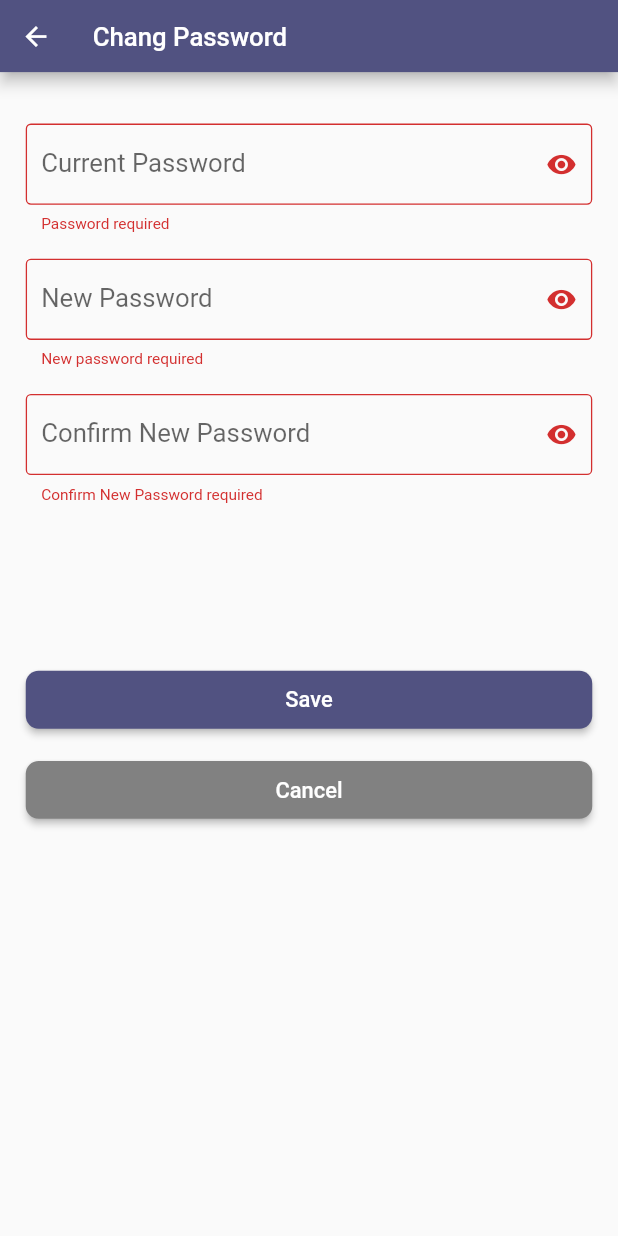
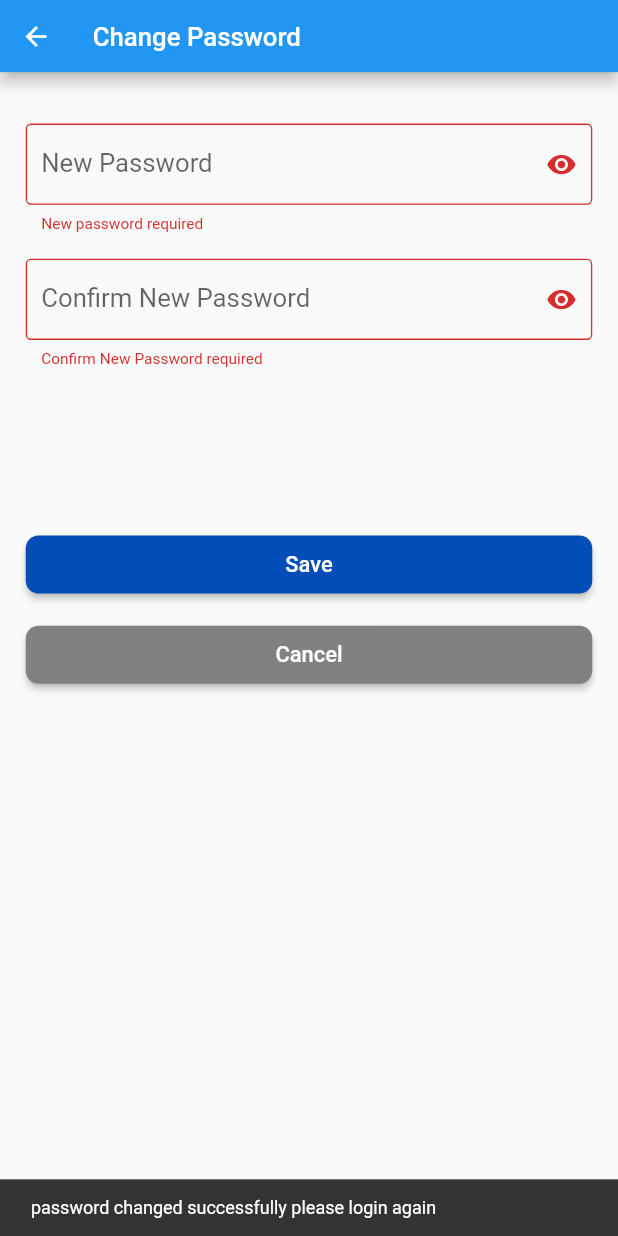
Before and after one commit to mo87654/User_App, a Flutter app: the ChangePassword screen opened directly, after a tap on "Save", on a phone screen of 412 x 824 dp. Run offline on Flutter 3.47's test engine with Material 2 defaults, Android fonts, the light colour scheme and no system bars; our stand-ins replace cloud_firestore, country_picker, firebase_auth, firebase_core, flutter_spinkit, image_picker and 1 more; accounts and stored records are empty.

Commit message:
changepass1

```diff
--- a/lib/modules/change_password screen/change_password.dart
+++ b/lib/modules/change_password screen/change_password.dart
@@ -1,7 +1,11 @@
+//import 'package:admin_app/modules/login%20screen/login.dart';
+import 'package:firebase_auth/firebase_auth.dart';
+import 'package:flutter/material.dart';
+import 'package:user_app/modules/login%20screen/login.dart';
+import '../../shared/component/colors.dart';
 
-import 'package:flutter/material.dart';
-import '../../../models/dataBase.dart';
-import '../../../shared/component/colors.dart';
+
+
 
 class ChangePassword extends StatefulWidget {
   @override
@@ -9,10 +13,51 @@ class ChangePassword extends StatefulWidget {
 }
 
 class _ChangePasswordState extends State<ChangePassword> {
+
   var formkey = GlobalKey<FormState>();
+
+
+
+  @override
+  void dispose() {
+    newPasswordController.dispose();
+    confirmNewPasswordController.dispose();
+    super.dispose();
+  }
+
   bool showpassword1 = true;
   bool showpassword2 = true;
   bool showpassword3 = true;
+
+  String errorMessage = "";
+
+  TextEditingController newPasswordController = TextEditingController();
+  TextEditingController confirmNewPasswordController = TextEditingController();
+
+  final currentUser = FirebaseAuth.instance.currentUser;
+
+  ChangePassword123()async{
+    try{
+      await currentUser!.updatePassword(newPasswordController.text.trim());
+      FirebaseAuth.instance.signOut();
+      Navigator.pushAndRemoveUntil(context,
+          MaterialPageRoute(builder: (context) => Login(),), (route) => false);
+
+
+      //ScaffoldMessenger.of(context).showSnackBar(
+        //SnackBar(content: Text("password changed successfully please login again")),);
+
+
+    }on FirebaseAuthException catch(e){
+      setState(() {
+        errorMessage = e.message!;
+      });
+
+
+    }
+
+  }
+
   Widget build(BuildContext context) {
     return Scaffold(
 
@@ -23,8 +68,8 @@ class _ChangePasswordState extends State<ChangePassword> {
               Navigator.pop(context);
             },
           ),
-        title: Text ('Chang Password'),
-        backgroundColor: color(),
+          title: Text ('Change Password'),
+          backgroundColor: app_color(),
 
 
 
@@ -38,52 +83,52 @@ class _ChangePasswordState extends State<ChangePassword> {
             mainAxisAlignment: MainAxisAlignment.center,
             children: [
             SizedBox(height: 40.0),
-              Padding(
-                padding: const EdgeInsetsDirectional.only(
-                    start: 20,
-                    end: 20
-                ),
-                child: TextFormField(
-                  style: TextStyle(
-                    fontSize: 20,
-                  ),
-                  decoration: InputDecoration(
-                    floatingLabelStyle: TextStyle(
-                      fontSize: 18,
-                    ),
-                    border: OutlineInputBorder(),
-                    labelText:'Current Password',
-                      suffixIcon: IconButton(
-                          onPressed: (){
-                            setState(() {
-                              showpassword1 = !showpassword1;
-                            });
-                          },
-                          icon: showpassword1? Icon(
-                              Icons.visibility
-                          ) :
-                          Icon(
-                            Icons.visibility_off,
-                            color: Colors.grey,
-                          )
-                      )
-                  ),
-                  keyboardType: TextInputType.visiblePassword,
-                  textAlignVertical: TextAlignVertical.top,
-                  textInputAction: TextInputAction.next,
-                  obscureText: showpassword1,
-
-                  validator: (value)
-                  {
-                    if (value!.isEmpty){
-                      return 'Password required';
-                    }
-                    return null;
-                  },
-
-                ),
-              ),
-              SizedBox(height: 20.0),
+        // Padding(
+        //   padding: const EdgeInsetsDirectional.only(
+        //       start: 20,
+        //       end: 20
+        //   ),
+        //   child: TextFormField(
+        //     style: TextStyle(
+        //       fontSize: 20,
+        //     ),
+        //     decoration: InputDecoration(
+        //       floatingLabelStyle: TextStyle(
+        //         fontSize: 18,
+        //       ),
+        //       border: OutlineInputBorder(),
+        //       labelText:'Current Password',
+        //         suffixIcon: IconButton(
+        //             onPressed: (){
+        //               setState(() {
+        //                 showpassword1 = !showpassword1;
+        //               });
+        //             },
+        //             icon: showpassword1? Icon(
+        //                 Icons.visibility
+        //             ) :
+        //             Icon(
+        //               Icons.visibility_off,
+        //               color: Colors.grey,
+        //             )
+        //         )
+        //     ),
+        //     keyboardType: TextInputType.visiblePassword,
+        //     textAlignVertical: TextAlignVertical.top,
+        //     textInputAction: TextInputAction.next,
+        //     obscureText: showpassword1,
+        //
+        //     validator: (value)
+        //     {
+        //       if (value!.isEmpty){
+        //         return 'Password required';
+        //       }
+        //       return null;
+        //     },
+        //
+        //   ),
+        // ),
+        // SizedBox(height: 20.0),
         Padding(
         padding: const EdgeInsetsDirectional.only(
         start: 20,
@@ -118,6 +163,7 @@ class _ChangePasswordState extends State<ChangePassword> {
     textAlignVertical: TextAlignVertical.top,
     textInputAction: TextInputAction.next,
     obscureText: showpassword2,
+    controller: newPasswordController,
     validator: (value)
     {
     if (value!.isEmpty){
@@ -163,10 +209,14 @@ class _ChangePasswordState extends State<ChangePassword> {
     textAlignVertical: TextAlignVertical.top,
     textInputAction: TextInputAction.done,
     obscureText: showpassword3,
+    controller: confirmNewPasswordController,
     validator: (value)
     {
     if (value!.isEmpty){
     return 'Confirm New Password required';
+
+    } else if (value != newPasswordController.text) {
+    return 'Passwords do not match';
     }
     return null;
     },
@@ -181,11 +231,15 @@ class _ChangePasswordState extends State<ChangePassword> {
     width: double.infinity,
     padding: const EdgeInsetsDirectional.only(start: 20,end: 20),
     child: MaterialButton(
-                  onPressed: (){
-                    if (formkey.currentState!.validate())
-                    {
+    onPressed: ()async{
+    if (formkey.currentState!.validate()) {
+    ChangePassword123();
 
     }
+
+    ScaffoldMessenger.of(context).showSnackBar(
+      SnackBar(content: Text("password changed successfully please login again")),);
+
     },
     child:Text(
     'Save',
@@ -194,9 +248,8 @@ class _ChangePasswordState extends State<ChangePassword> {
     fontSize: 17,
 
     ),
-
     ),
-                  color: Color(0xff515281),
+      color: Color(0xff014EB8),
       shape:RoundedRectangleBorder (
         borderRadius: BorderRadius.circular (10.0), ),
 
@@ -240,4 +293,6 @@ class _ChangePasswordState extends State<ChangePassword> {
         ),
     );
   }
+
+  app_color() {}
 }
--- a/pubspec.yaml
+++ b/pubspec.yaml
@@ -39,9 +39,10 @@ dependencies:
   cupertino_icons: ^1.0.2
   firebase_core: ^2.7.0
   firebase_auth: ^4.2.9
+  cloud_firestore: ^4.4.5
   flutter_spinkit:
   country_picker:
-  cloud_firestore: ^4.4.4
+
   responsive_framework: ^0.2.0
 
 dev_dependencies:
```
Also changed, not shown: lib/modules/help screen/help_screen.dart (+20 -1 lines), lib/modules/personal_info screen/personal_info.dart (+33 -3 lines), pubspec.lock. Lines whose indentation alone changed are shown as unchanged.
